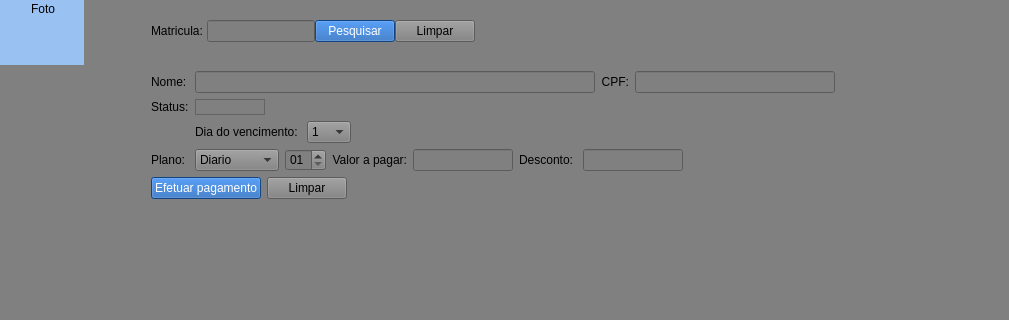
Josemarcio15/sistema_academia, file ui_interface/principal.ui: the form before one commit; both pictures show x 112 to 1121 and y 94 to 414 of the 1121 by 881 pixel window.
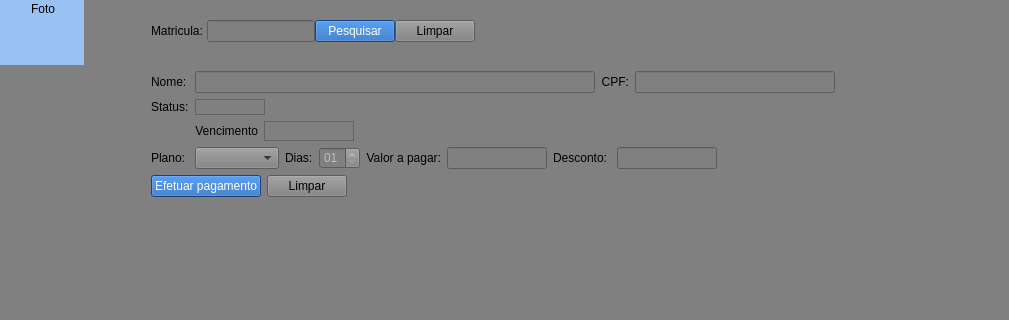
The form after the commit. The open tabs and pages were chosen to show the change.

What changed in the file:
```diff
--- a/ui_interface/principal.ui
+++ b/ui_interface/principal.ui
@@ -679,7 +679,7 @@
               <enum>Qt::LayoutDirection::RightToLeft</enum>
              </property>
              <property name="text">
-              <string>Dia do vencimento: </string>
+              <string>Vencimento</string>
              </property>
              <property name="alignment">
               <set>Qt::AlignmentFlag::AlignRight|Qt::AlignmentFlag::AlignTrailing|Qt::AlignmentFlag::AlignVCenter</set>
@@ -687,37 +687,40 @@
             </widget>
            </item>
            <item row="0" column="4">
-            <widget class="QComboBox" name="comboBox_financeiro_diaVencimento">
-             <item>
-              <property name="text">
-               <string>1</string>
-              </property>
-             </item>
-             <item>
-              <property name="text">
-               <string>5</string>
-              </property>
-             </item>
-             <item>
-              <property name="text">
-               <string>10</string>
-              </property>
-             </item>
-             <item>
-              <property name="text">
-               <string>15</string>
-              </property>
-             </item>
-             <item>
-              <property name="text">
-               <string>20</string>
-              </property>
-             </item>
-             <item>
-              <property name="text">
-               <string>25</string>
-              </property>
-             </item>
+            <widget class="QLabel" name="label_financeiro_vencimento">
+             <property name="sizePolicy">
+              <sizepolicy hsizetype="Fixed" vsizetype="Preferred">
+               <horstretch>0</horstretch>
+               <verstretch>0</verstretch>
+              </sizepolicy>
+             </property>
+             <property name="minimumSize">
+              <size>
+               <width>90</width>
+               <height>0</height>
+              </size>
+             </property>
+             <property name="maximumSize">
+              <size>
+               <width>90</width>
+               <height>16777215</height>
+              </size>
+             </property>
+             <property name="frameShape">
+              <enum>QFrame::Shape::StyledPanel</enum>
+             </property>
+             <property name="frameShadow">
+              <enum>QFrame::Shadow::Sunken</enum>
+             </property>
+             <property name="lineWidth">
+              <number>10</number>
+             </property>
+             <property name="midLineWidth">
+              <number>10</number>
+             </property>
+             <property name="text">
+              <string/>
+             </property>
             </widget>
            </item>
           </layout>
@@ -790,40 +793,7 @@
          </item>
          <item row="4" column="1">
           <layout class="QGridLayout" name="gridLayout_21">
-           <item row="0" column="1">
-            <widget class="QDateEdit" name="dateEdit_2">
-             <property name="displayFormat">
-              <string>dd</string>
-             </property>
-            </widget>
-           </item>
-           <item row="0" column="2">
-            <widget class="QLabel" name="label_24">
-             <property name="maximumSize">
-              <size>
-               <width>100</width>
-               <height>16777215</height>
-              </size>
-             </property>
-             <property name="layoutDirection">
-              <enum>Qt::LayoutDirection::RightToLeft</enum>
-             </property>
-             <property name="text">
-              <string>Valor a pagar:</string>
-             </property>
-             <property name="alignment">
-              <set>Qt::AlignmentFlag::AlignRight|Qt::AlignmentFlag::AlignTrailing|Qt::AlignmentFlag::AlignVCenter</set>
-             </property>
-            </widget>
-           </item>
-           <item row="0" column="4">
-            <widget class="QLabel" name="label_38">
-             <property name="text">
-              <string>Desconto: </string>
-             </property>
-            </widget>
-           </item>
-           <item row="0" column="6">
+           <item row="0" column="7">
             <spacer name="horizontalSpacer_13">
              <property name="orientation">
               <enum>Qt::Orientation::Horizontal</enum>
@@ -836,8 +806,32 @@
              </property>
             </spacer>
            </item>
+           <item row="0" column="6">
+            <widget class="QLineEdit" name="lineEdit_financeiro_desconto">
+             <property name="enabled">
+              <bool>false</bool>
+             </property>
+             <property name="minimumSize">
+              <size>
+               <width>100</width>
+               <height>0</height>
+              </size>
+             </property>
+             <property name="maximumSize">
+              <size>
+               <width>100</width>
+               <height>16777215</height>
+              </size>
+             </property>
+            </widget>
+           </item>
            <item row="0" column="0">
             <widget class="QComboBox" name="comboBox_financeiro_plano">
+             <item>
+              <property name="text">
+               <string/>
+              </property>
+             </item>
              <item>
               <property name="text">
                <string>Diario</string>
@@ -865,8 +859,28 @@
              </item>
             </widget>
            </item>
-           <item row="0" column="3">
+           <item row="0" column="2">
+            <widget class="QDateEdit" name="dateEdit_financeiro_dias">
+             <property name="enabled">
+              <bool>false</bool>
+             </property>
+             <property name="displayFormat">
+              <string>dd</string>
+             </property>
+            </widget>
+           </item>
+           <item row="0" column="5">
+            <widget class="QLabel" name="label_38">
+             <property name="text">
+              <string>Desconto: </string>
+             </property>
+            </widget>
+           </item>
+           <item row="0" column="4">
             <widget class="QLineEdit" name="lineEdit_financeiro_valorApagar">
+             <property name="enabled">
+              <bool>false</bool>
+             </property>
              <property name="sizePolicy">
               <sizepolicy hsizetype="Fixed" vsizetype="Fixed">
                <horstretch>0</horstretch>
@@ -881,19 +895,29 @@
              </property>
             </widget>
            </item>
-           <item row="0" column="5">
-            <widget class="QLineEdit" name="lineEdit_financeiro_desconto">
-             <property name="minimumSize">
-              <size>
-               <width>100</width>
-               <height>0</height>
-              </size>
-             </property>
+           <item row="0" column="3">
+            <widget class="QLabel" name="label_24">
              <property name="maximumSize">
               <size>
                <width>100</width>
                <height>16777215</height>
               </size>
+             </property>
+             <property name="layoutDirection">
+              <enum>Qt::LayoutDirection::RightToLeft</enum>
+             </property>
+             <property name="text">
+              <string>Valor a pagar:</string>
+             </property>
+             <property name="alignment">
+              <set>Qt::AlignmentFlag::AlignRight|Qt::AlignmentFlag::AlignTrailing|Qt::AlignmentFlag::AlignVCenter</set>
+             </property>
+            </widget>
+           </item>
+           <item row="0" column="1">
+            <widget class="QLabel" name="label_39">
+             <property name="text">
+              <string>Dias:</string>
              </property>
             </widget>
            </item>
```
Left out of the diff: 36 changed lines with no effect on the pictures.
